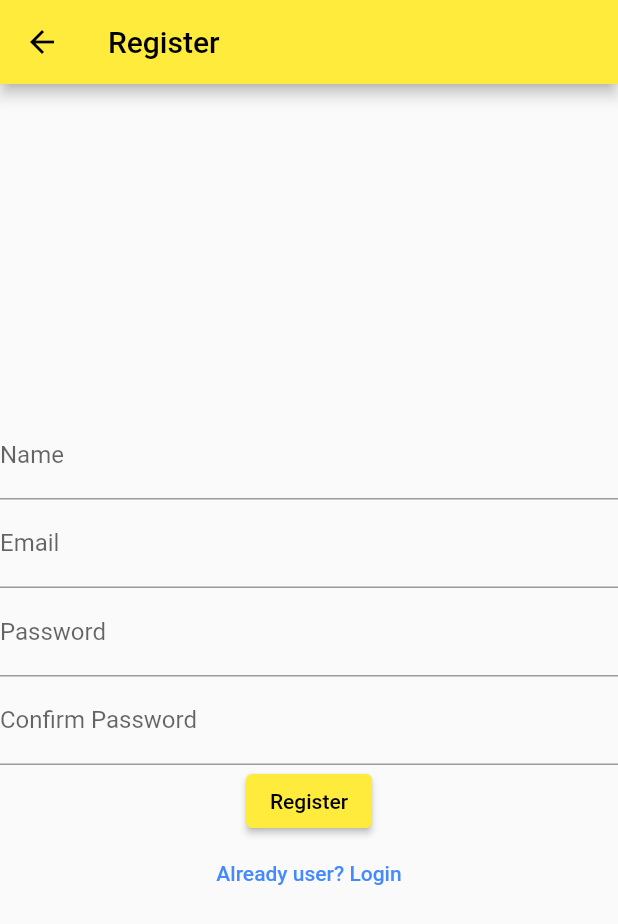
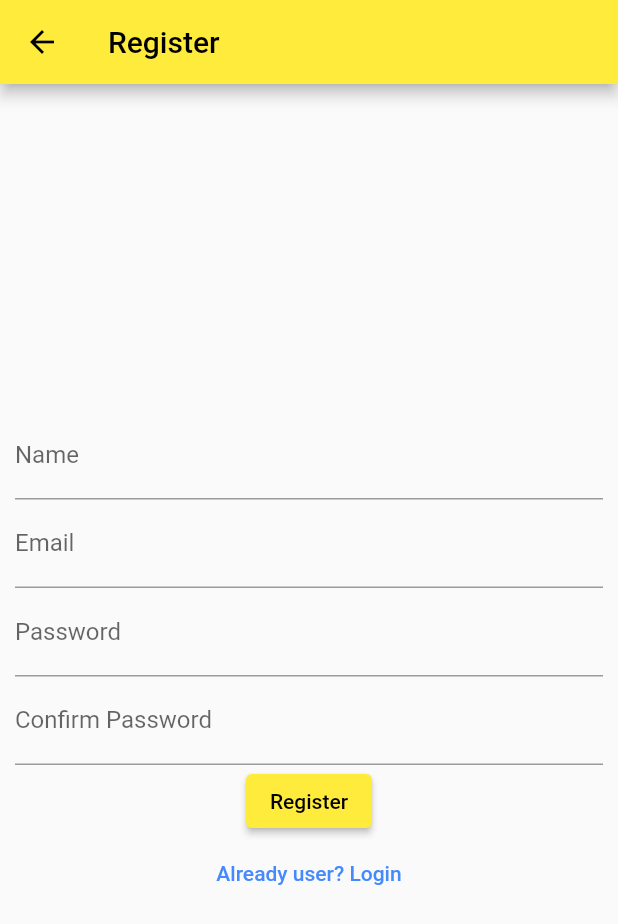
Before and after one commit to Ararchy01/paw_paw_steps, a Flutter app: the Register screen opened by its route, on a phone screen of 412 x 824 dp. Shown: the top 924 px of the screen. Run offline on Flutter 3.47's test engine with Material 2 defaults, Android fonts, the phone set to English and light mode, and no system bars; our stand-ins replace cloud_firestore, email_validator, firebase_auth, firebase_core, firebase_storage, image_picker; accounts and stored records are empty.

Commit message:
Avoid error when no dogs

```diff
--- a/lib/register/register.dart
+++ b/lib/register/register.dart
@@ -28,7 +28,9 @@ class _RegisterState extends State<Register> {
       appBar: AppBar(
         title: const Text('Register'),
       ),
-      body: Column(
+      body: Padding(
+        padding: EdgeInsets.all(10),
+        child: Column(
           mainAxisAlignment: MainAxisAlignment.center,
           children: [
             TextField(
@@ -89,6 +91,7 @@ class _RegisterState extends State<Register> {
                 onPressed: () => Navigator.pushNamed(context, '/login'))
           ],
         ),
+      ),
     );
   }
 }
--- a/lib/share_walk_page/share_walk_page.dart
+++ b/lib/share_walk_page/share_walk_page.dart
@@ -71,6 +71,9 @@ class _ShareWalkPageState extends State<ShareWalkPage> {
   }
 
   Widget dogs(User user) {
+    if (user.dogs.isEmpty) {
+      return const SizedBox();
+    }
     return StreamBuilder<QuerySnapshot<Dog>>(
         stream: _dogRef
             .where('uid', whereIn: user.dogs)
--- a/lib/user_page/user_page.dart
+++ b/lib/user_page/user_page.dart
@@ -44,6 +44,9 @@ class _UserPageState extends State<UserPage> {
   }
 
   Widget get dogs {
+    if (_user.dogs.isEmpty) {
+      return const SizedBox();
+    }
     return StreamBuilder<QuerySnapshot<Dog>>(
         stream: _dogRef.where('uid', whereIn: _user.dogs).snapshots(),
         builder: (context, snapshot) {
```
Lines whose indentation alone changed are shown as unchanged.
